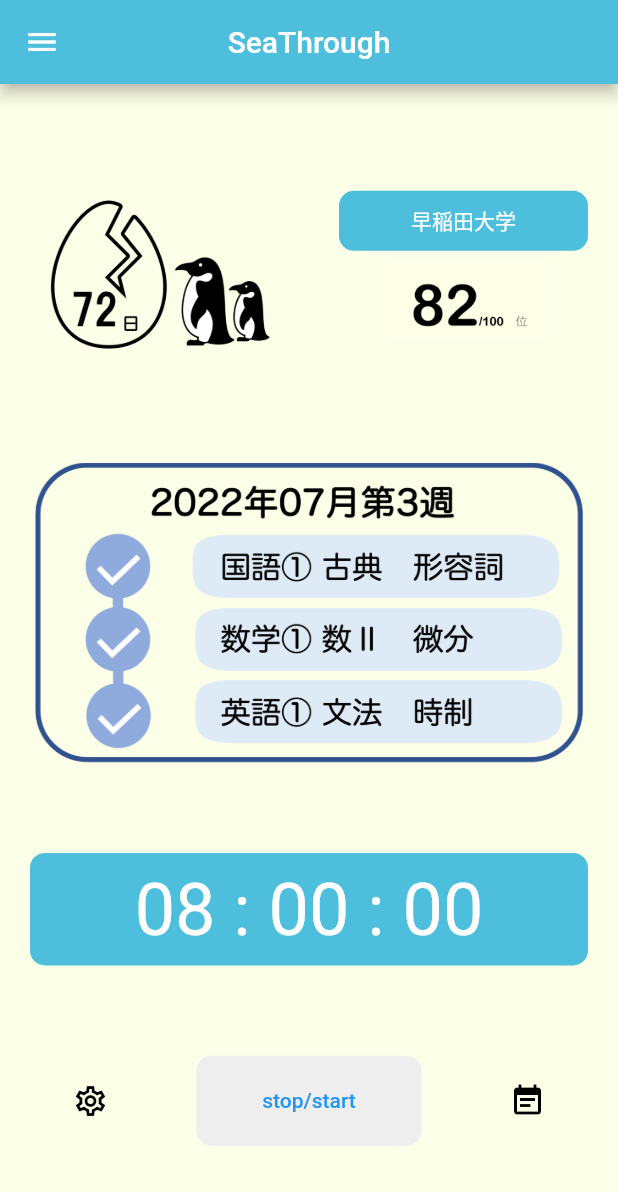
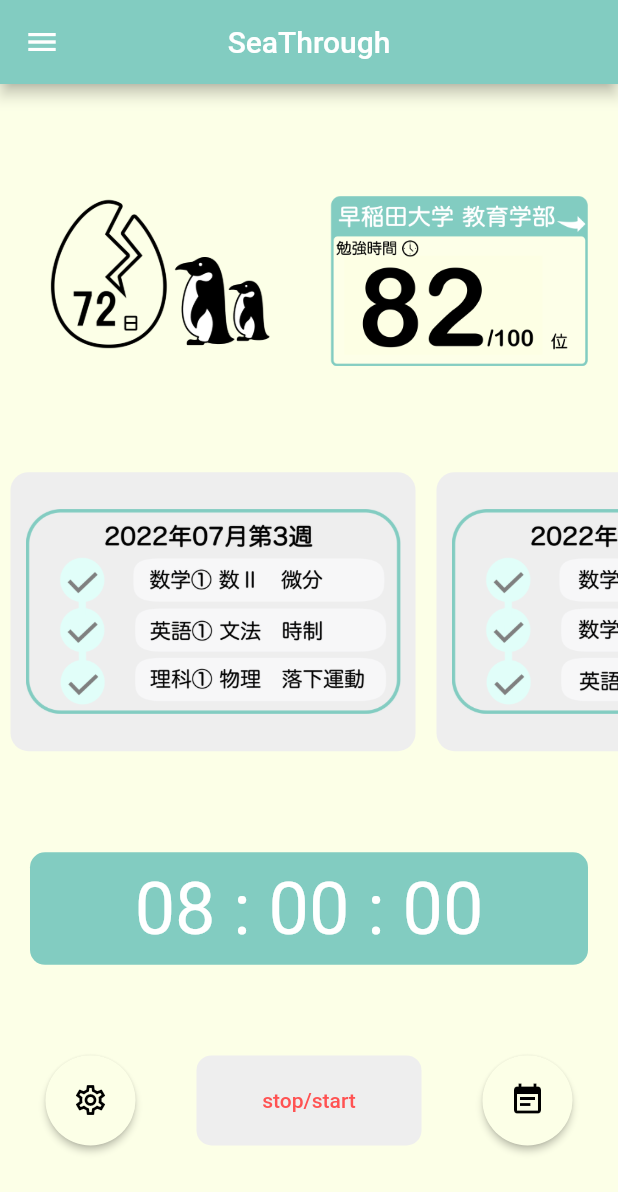
Before and after one commit to mon50/back_calculation, a Flutter app: the screen it shows after launch, after a tap on "MainPage", on a phone screen of 412 x 824 dp. Shown: the top 1192 px of the screen. Run offline on Flutter 3.47's test engine with Material 2 defaults, Android fonts, the light colour scheme and no system bars; our stand-ins replace select_form_field.

Commit message:
画像追加削除とmain.dartとmainpage.dartの編集。 横スクロール機能とstop/startの色、一番下の両端のアイコンにボタンをつけた、遷移設定はまだ。

```diff
--- a/lib/main.dart
+++ b/lib/main.dart
@@ -11,6 +11,7 @@ class BackSan extends StatelessWidget {
         primaryColor: Colors.purple,
         scaffoldBackgroundColor: Color(0xFFFCFFE7),
 
+        // scaffoldBackgroundColor: Colors.white,
       ),
       home:InformationPage(),
     );
--- a/lib/mainpage.dart
+++ b/lib/mainpage.dart
@@ -2,7 +2,9 @@ import 'dart:async';
 import 'package:flutter/material.dart';
 import 'package:intl/intl.dart';
 
-const kMainColour = Color(0xFF4DBEDC);
+// const kMainColour = Color(0xFF4DBEDC);
+const kMainColour = Color(0xFF82CCC1);
+
 const kIconColour = Colors.black;
 const kBackColour = Color(0xFFFCFFE7);
 const kFourheight = 60.0;
@@ -13,52 +15,47 @@ class MainPage extends StatefulWidget {
 }
 
 class _MainPageState extends State<MainPage> {
-
   int _seconds = 00;
   int _minutes = 00;
   int _hour = 8;
   late Timer _timer;
   var f = NumberFormat("00");
 
-
-  void _startTimer(){
-
-    if (_hour > 0){
+  void _startTimer() {
+    if (_hour > 0) {
       _minutes = _hour * 60;
     }
-    if (_minutes > 0){
-      _hour = (_minutes/60).floor();
-      _minutes -= (_hour * 60);
+    if (_minutes > 0) {
+      _hour = (_minutes / 60).floor();
+      _minutes -= (_hour * 60) + 1;
     }
-    if (_seconds >60){
-      _minutes = (_seconds/60).floor();
-      _seconds -= (_minutes * 60);
+    if (_seconds > 60) {
+      _minutes = (_seconds / 60).floor();
+      _seconds -= (_minutes * 60) + 1;
     }
 
     _timer = Timer.periodic(Duration(seconds: 1), (timer) {
       setState(() {
-        if (_seconds > 0){
+        if (_seconds > 0) {
           _seconds--;
-        }
-        else {
-          if (_minutes >0){
+        } else {
+          if (_minutes > 0) {
             _seconds = 59;
             _minutes--;
-          }
-          else {
-            if (_hour >0){
+          } else {
+            if (_hour > 0) {
               _minutes = 59;
+              _seconds = 59;
               _hour--;
-            }
-            else {
+            } else {
               _timer.cancel();
               print("Timer Complete");
             }
           }
-        }});
+        }
+      });
     });
   }
-
 
   @override
   Widget build(BuildContext context) {
@@ -67,8 +64,7 @@ class _MainPageState extends State<MainPage> {
             title: Text('SeaThrough'),
             centerTitle: true,
             backgroundColor: kMainColour,
-        leading: Icon(Icons.menu)
-      ),
+            leading: Icon(Icons.menu)),
 
         //右側？？？
         drawer: Drawer(
@@ -110,7 +106,6 @@ class _MainPageState extends State<MainPage> {
                   Navigator.pop(context);
                 },
               ),
-
             ],
           ),
         ),
@@ -143,69 +138,148 @@ class _MainPageState extends State<MainPage> {
                         ),
                       ),
                       Expanded(
-                      child: Align(
-                        alignment: AlignmentDirectional(0, 0),
+                        // child: Align(
+                        //   alignment: AlignmentDirectional(0, 0),
+                        //   child: Padding(
+                        //     padding: EdgeInsetsDirectional.fromSTEB(20, 0, 20, 0),
+                        //     child: Column(
+                        //       mainAxisSize: MainAxisSize.max,
+                        //       crossAxisAlignment: CrossAxisAlignment.stretch,
+                        //       children: [
+                        //         Container(
+                        //           child: Center(
+                        //             child: Text('早稲田大学',
+                        //               style: TextStyle(
+                        //                 color: Colors.white,
+                        //
+                        //               ),),
+                        //           ),
+                        //           width: 140,
+                        //           height: 40,
+                        //           decoration: BoxDecoration(
+                        //             color: kMainColour,
+                        //             borderRadius: BorderRadius.circular(10),
+                        //           ),
+                        //         ),
+                        //         SizedBox(height: 1.0,),
+                        //         Container(
+                        //           child: Image.asset(
+                        //             'images/level_opa.png',
+                        //             // fit: BoxFit.contain,
+                        //           ),
+                        //           width: 140,
+                        //           height: 80,
+                        //           decoration: BoxDecoration(
+                        //             color: kBackColour,
+                        //             borderRadius: BorderRadius.circular(10),
+                        //           ),
+                        //         ),
+                        //       ],
+                        //     ),
+                        //   ),
+                        // ),
                         child: Padding(
-                          padding: EdgeInsetsDirectional.fromSTEB(20, 0, 20, 0),
-                          child: Column(
-                            mainAxisSize: MainAxisSize.max,
-                            crossAxisAlignment: CrossAxisAlignment.stretch,
-                            children: [
-                              Container(
-                                child: Center(
-                                  child: Text('早稲田大学',
-                                    style: TextStyle(
-                                      color: Colors.white,
-
-                                    ),),
+                          padding: EdgeInsetsDirectional.fromSTEB(10, 0, 20, 0),
+                          child: Container(
+                            child: Image.asset(
+                              'images/rankings.png',
                             ),
-                                width: 140,
-                                height: 40,
-                                decoration: BoxDecoration(
-                                  color: kMainColour,
-                                  borderRadius: BorderRadius.circular(10),
-                                ),
-                              ),
-                              SizedBox(height: 1.0,),
-                              Container(
-                                child: Image.asset(
-                                  'images/level_opa.png',
-                                  // fit: BoxFit.contain,
-                                ),
-                                width: 140,
-                                height: 80,
+                            width: 160,
+                            height: 120,
                             decoration: BoxDecoration(
                               color: kBackColour,
                               borderRadius: BorderRadius.circular(10),
-                                ),
-                              ),
-                            ],
                             ),
                           ),
                         ),
                       ),
                     ],
                   ),
-              )
-
+                )),
+            //2行め
+            // Padding(
+            //   padding: EdgeInsetsDirectional.fromSTEB(10, 0, 10, 0),
+            //   child: Container(
+            //     child: Image.asset(
+            //       'images/weekly_todo.png',
+            //       // fit: BoxFit.contain,
+            //     ),
+            //     width: double.infinity,
+            //     height: 200,
+            //     decoration: BoxDecoration(
+            //       color: kBackColour,
+            //       borderRadius: BorderRadius.circular(10),
+            //     ),
+            //   ),
+            // ),
+            SizedBox(
+              height: 200,
+              child: ListView(
+                padding: EdgeInsets.zero,
+                primary: false,
+                shrinkWrap: true,
+                scrollDirection: Axis.horizontal,
+                children: <Widget>[
+                  Padding(
+                    padding: EdgeInsetsDirectional.fromSTEB(7, 7, 7, 7),
+                    child: Container(
+                      width: 270,
+                      height: 100,
+                      decoration: BoxDecoration(
+                        color: Color(0xFFEEEEEE),
+                        borderRadius: BorderRadius.circular(12),
                       ),
-          //2行め
-          Padding(
-            padding: EdgeInsetsDirectional.fromSTEB(10, 0, 10, 0),
+                      child: Padding(
+                        padding: EdgeInsetsDirectional.fromSTEB(10, 10, 10, 10),
                         child: Container(
+                          width: double.infinity,
+                          height: 170,
+                          decoration: BoxDecoration(
+                            color: Color(0xFFEEEEEE),
+                          ),
+                          child: ClipRRect(
+                            borderRadius: BorderRadius.circular(12),
                             child: Image.asset(
-                'images/weekly_todo.png',
-                // fit: BoxFit.contain,
-              ),
-              width: double.infinity,
-              height: 200,
-              decoration: BoxDecoration(
-                color: kBackColour,
-                borderRadius: BorderRadius.circular(10),
+                              'images/weekly_todo3.png',
                             ),
                           ),
                         ),
-          //三行目
+                      ),
+                    ),
+                  ),
+                  Padding(
+                    padding: EdgeInsetsDirectional.fromSTEB(7, 7, 7, 7),
+                    child: Container(
+                      width: 270,
+                      height: 100,
+                      decoration: BoxDecoration(
+                        color: Color(0xFFEEEEEE),
+                        borderRadius: BorderRadius.circular(12),
+                      ),
+                      child: Padding(
+                        padding: EdgeInsetsDirectional.fromSTEB(10, 10, 10, 10),
+                        child: Container(
+                          width: double.infinity,
+                          height: 170,
+                          decoration: BoxDecoration(
+                            color: Color(0xFFEEEEEE),
+                          ),
+                          child: ClipRRect(
+                            borderRadius: BorderRadius.circular(12),
+                            child: Image.asset(
+                              'images/weekly_todo4.png',
+
+                            ),
+                          ),
+                        ),
+                      ),
+                    ),
+                  ),
+                ],
+              ),
+            ),
+
+            //3行目
             Padding(
               padding: EdgeInsetsDirectional.fromSTEB(20, 0, 20, 0),
               child: Container(
@@ -236,28 +310,46 @@ class _MainPageState extends State<MainPage> {
                   decoration: BoxDecoration(
                     color: kBackColour,
                   ),
+                  child: RawMaterialButton(
                     child: Icon(
                       Icons.settings_outlined,
                       color: Colors.black,
                       size: 24,
                     ),
+                    onPressed: () {},
+                    elevation: 2.0,
+                    constraints: BoxConstraints.tightFor(
+                      width: 56.0,
+                      height: 56.0,
+                    ),
+                    shape: CircleBorder(),
+                    fillColor: kBackColour,
+                  ),
+                  // child: Icon(
+                  //   Icons.event_note,
+                  //   color: Colors.black,
+                  //   size: 24,
+                  // ),
                 ),
                 Container(
                   child: Center(
                     child: TextButton(
-                      onPressed: (){
+                      onPressed: () {
                         _startTimer();
                       },
-                      child: Text('stop/start'),
+                      child: Text(
+                        'stop/start',
+                        style: TextStyle(color: Colors.redAccent),
+                      ),
                     ),
                   ),
                   width: 150,
                   height: kFourheight,
                   decoration: BoxDecoration(
                     color: Color(0xFFEEEEEE),
+                    // color: kBackColour,
                     borderRadius: BorderRadius.circular(10),
                   ),
-
                 ),
                 Container(
                   width: 100,
@@ -265,19 +357,30 @@ class _MainPageState extends State<MainPage> {
                   decoration: BoxDecoration(
                     color: kBackColour,
                   ),
+                  child: RawMaterialButton(
                     child: Icon(
                       Icons.event_note,
                       color: Colors.black,
                       size: 24,
                     ),
+                    onPressed: () {},
+                    elevation: 2.0,
+                    constraints: BoxConstraints.tightFor(
+                      width: 56.0,
+                      height: 56.0,
+                    ),
+                    shape: CircleBorder(),
+                    fillColor: kBackColour,
+                  ),
+                  // child: Icon(
+                  //   Icons.event_note,
+                  //   color: Colors.black,
+                  //   size: 24,
+                  // ),
                 ),
               ],
             ),
           ],
-      )
-
-
-
-    );
+        ));
   }
 }
```
Also changed, not shown: images/count.png (deleted), images/kao-4.png (added), images/level.png (deleted), images/penguins.jpeg (deleted), images/rankings.png (added), images/todo.png (deleted), images/weekly_todo.jpeg (deleted), images/weekly_todo3.png (added), images/weekly_todo4.png (added). Lines whose indentation alone changed are shown as unchanged.
